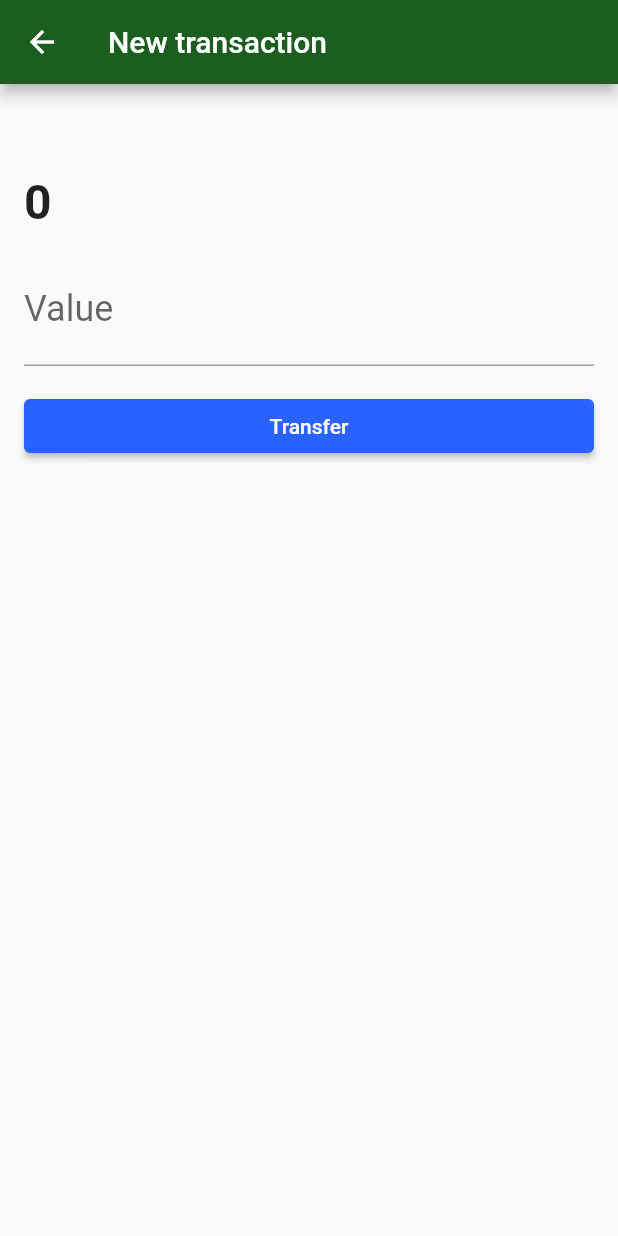
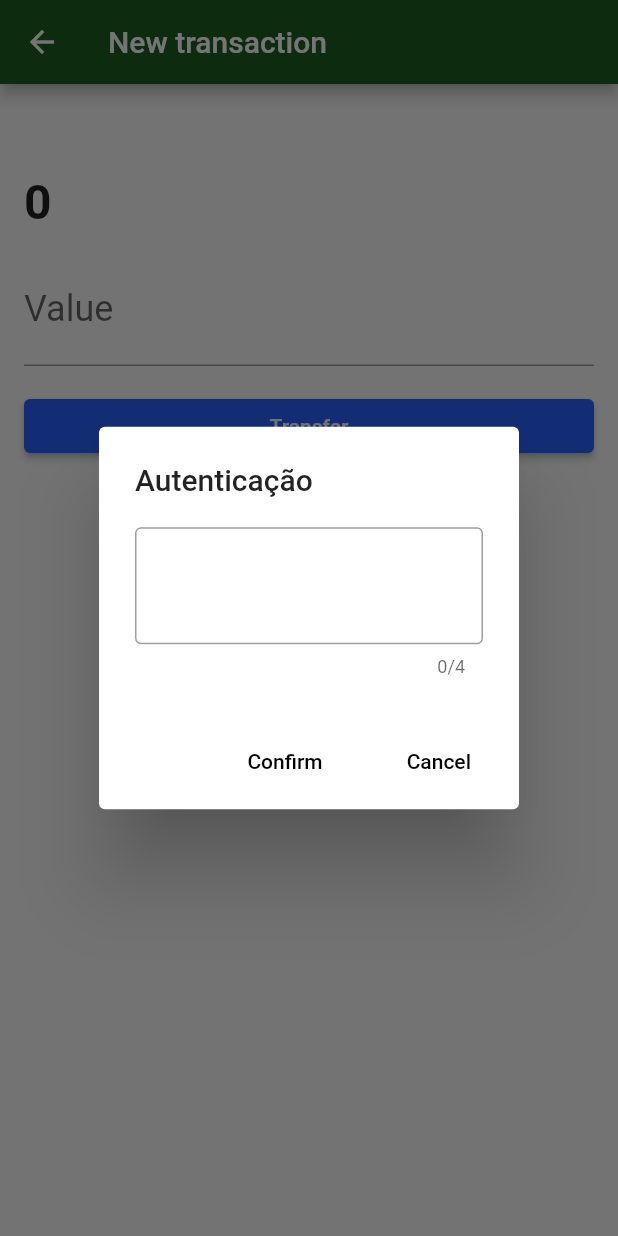
Before and after one commit to palomacorreia/bytebankbanco, a Flutter app: the TransactionForm screen opened directly with empty values, after a tap on "Transfer", on a phone screen of 412 x 824 dp. Run offline on Flutter 3.47's test engine with Material 2 defaults, Android fonts, the phone set to English and light mode, and no system bars; our stand-ins replace sqflite; missing offline and left inert: http_interceptor; accounts and stored records are empty.

Commit message:
Tratamento de Exceções

```diff
--- /dev/null
+++ b/lib/components/transaction_auth_dialog.dart
@@ -0,0 +1,46 @@
+import 'package:flutter/material.dart';
+
+class TransactionAuthDialog extends StatefulWidget {
+  final Function(String password) onConfirm;
+
+  TransactionAuthDialog({
+    @required this.onConfirm,
+  });
+
+  @override
+  _TransactionAuthDialogState createState() => _TransactionAuthDialogState();
+}
+
+class _TransactionAuthDialogState extends State<TransactionAuthDialog> {
+  final TextEditingController _passwordController = TextEditingController();
+
+  @override
+  Widget build(BuildContext context) {
+    return AlertDialog(
+      title: Text("Autenticação"),
+      content: TextField(
+        controller: _passwordController,
+        obscureText: true,
+        maxLength: 4,
+        decoration: InputDecoration(border: OutlineInputBorder()),
+        style: TextStyle(fontSize: 32, letterSpacing: 32),
+        textAlign: TextAlign.center,
+        keyboardType: TextInputType.number,
+      ),
+      actions: <Widget>[
+        FlatButton(
+          child: Text('Confirm'),
+          onPressed: () {
+            //print('confirm');
+            widget.onConfirm(_passwordController.text);
+            Navigator.pop(context);
+          },
+        ),
+        FlatButton(
+          child: Text('Cancel'),
+            onPressed: () => Navigator.pop(context),
+        ),
+      ],
+    );
+  }
+}
--- a/lib/main.dart
+++ b/lib/main.dart
@@ -1,3 +1,4 @@
+import 'package:bytebankbanco/components/transaction_auth_dialog.dart';
 import 'package:bytebankbanco/screens/dashboard.dart';
 import 'package:flutter/material.dart';
 
--- a/lib/screens/dashboard.dart
+++ b/lib/screens/dashboard.dart
@@ -24,7 +24,7 @@ class Dashboard extends StatelessWidget {
             child: Row(
               children: <Widget>[
                 _featureItem(
-                  'Tranfer',
+                  'Transfer',
                   Icons.monetization_on,
                   onClick: () {
                     _show_contacts(context);
--- a/lib/services/webClients/transaction_webclient.dart
+++ b/lib/services/webClients/transaction_webclient.dart
@@ -1,29 +1,37 @@
 import 'dart:convert';
 
 import 'package:bytebankbanco/models/transaction.dart';
-import 'package:bytebankbanco/services/webClient.dart';
 import 'package:http/http.dart';
+
+import '../webClient.dart';
 
 class TransactionWebClient {
   Future<List<Transaction>> findAll() async {
     final Response response =
         await client.get(baseUrl).timeout(Duration(seconds: 5));
     final List<dynamic> decodedJson = jsonDecode(response.body);
-    return decodedJson.map((dynamic json) => Transaction.fromJson(json)).toList();
+    return decodedJson
+        .map((dynamic json) => Transaction.fromJson(json))
+        .toList();
   }
 
-
-  Future<Transaction> save(Transaction transaction) async {
+  Future<Transaction> save(Transaction transaction, String password) async {
     final String transactionJson = jsonEncode(transaction.toJson());
 
     final Response response = await client.post(baseUrl,
         headers: {
           'Content-type': 'application/json',
-          'password': '1000',
+          'password': password,
         },
         body: transactionJson);
+    if (response.statusCode == 400) {
+      throw Exception("Erro ao realizar Transferência!");
+    }
+    if (response.statusCode == 401) {
+      throw Exception("Falha na Autenticação!");
+    }
+    throw Exception("Error");
 
     return Transaction.fromJson(jsonDecode(response.body));
   }
-
 }
```
Also changed, not shown: lib/screens/transaction_form.dart (+26 -5 lines).
